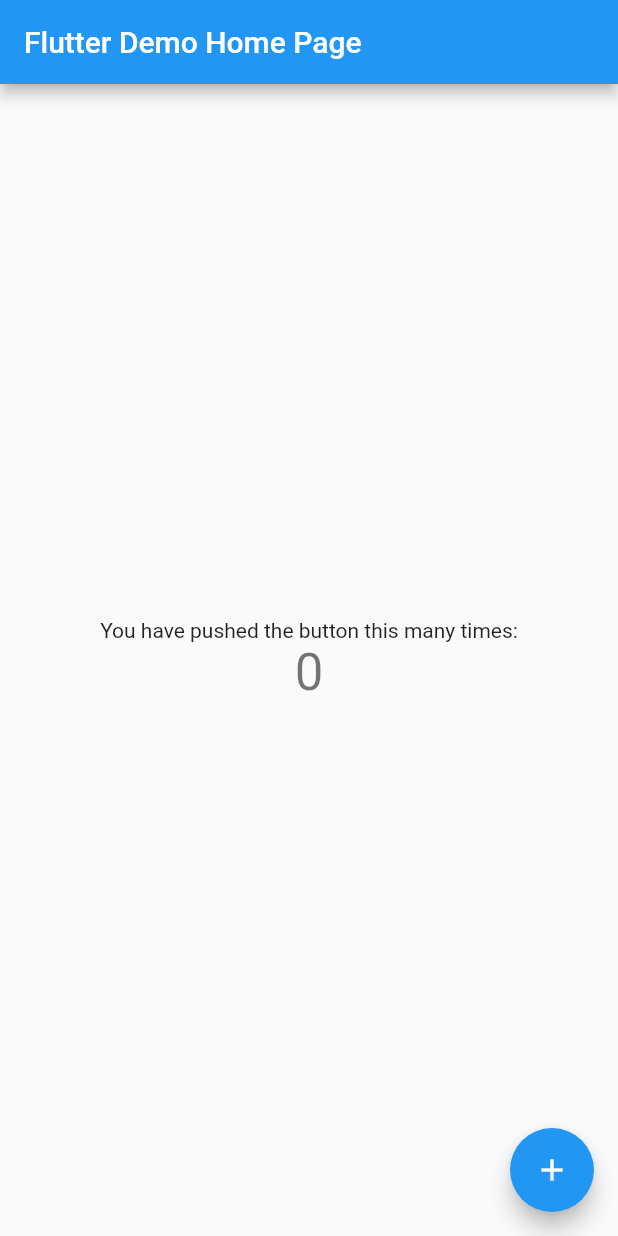
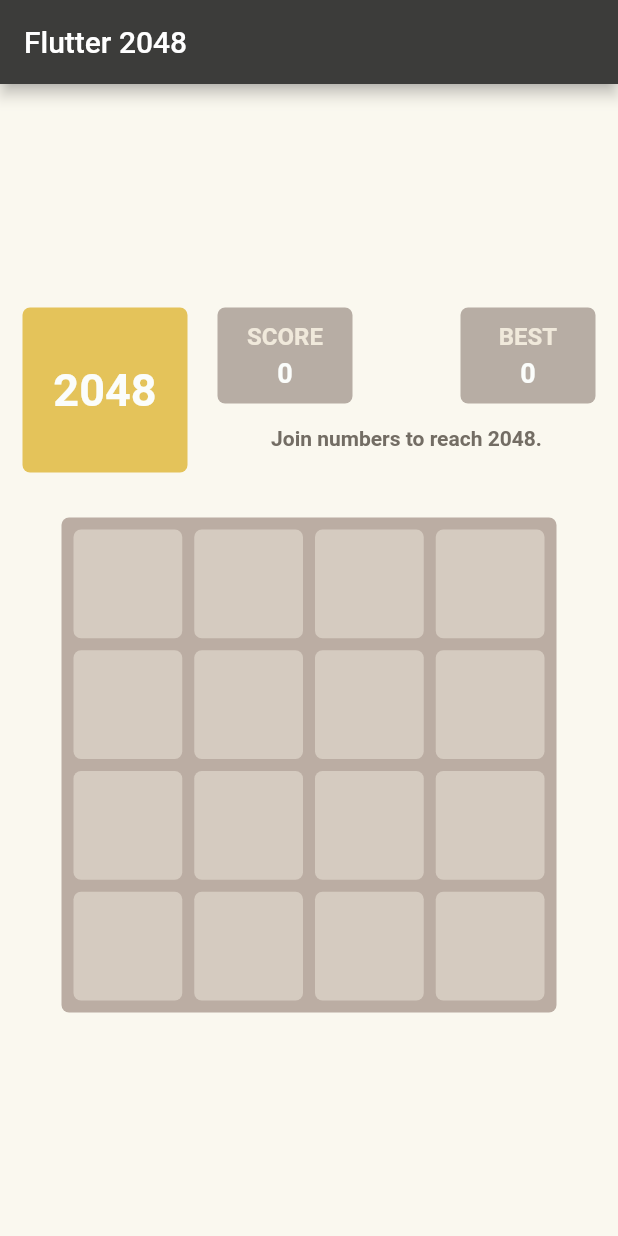
Before and after one commit to zh8637688/Flutter-Example, a Flutter app: the screen it shows after launch, on a phone screen of 412 x 824 dp. Run offline on Flutter 3.47's test engine with Material 2 defaults, Android fonts, the phone set to English and light mode, and no system bars.

Commit message:
静态界面

```diff
--- /dev/null
+++ b/flutter2048/lib/chessboard.dart
@@ -0,0 +1,48 @@
+import 'package:flutter/material.dart';
+
+class Chessboard extends StatelessWidget {
+  @override
+  Widget build(BuildContext context) {
+    return new Container(
+      width: 330.0,
+      height: 330.0,
+      decoration: new BoxDecoration(
+          color: new Color(0xffbbada3),
+          borderRadius: new BorderRadius.all(new Radius.circular(5.0))
+      ),
+      padding: EdgeInsets.all(4.0),
+      margin: EdgeInsets.only(top: 30.0),
+      child: new Column(
+        children: <Widget>[
+          _buildColumn(),
+          _buildColumn(),
+          _buildColumn(),
+          _buildColumn()
+        ],
+      ),
+    );
+  }
+
+  Widget _buildColumn() {
+    return new Row(
+      children: <Widget>[
+        _buildCell(),
+        _buildCell(),
+        _buildCell(),
+        _buildCell()
+      ],
+    );
+  }
+
+  Widget _buildCell() {
+    return new Container(
+      width: 72.5,
+      height: 72.5,
+      margin: EdgeInsets.all(4.0),
+      decoration: new BoxDecoration(
+          color: new Color(0xffd5cbc0),
+          borderRadius: new BorderRadius.all(new Radius.circular(5.0))
+      ),
+    );
+  }
+}
--- a/flutter2048/lib/main.dart
+++ b/flutter2048/lib/main.dart
@@ -1,109 +1,48 @@
 import 'package:flutter/material.dart';
+import 'scoreTitle.dart';
+import 'chessboard.dart';
 
-void main() => runApp(new MyApp());
-
-class MyApp extends StatelessWidget {
-  // This widget is the root of your application.
+class Flutter2048 extends StatefulWidget {
   @override
-  Widget build(BuildContext context) {
-    return new MaterialApp(
-      title: 'Flutter Demo',
-      theme: new ThemeData(
-        // This is the theme of your application.
-        //
-        // Try running your application with "flutter run". You'll see the
-        // application has a blue toolbar. Then, without quitting the app, try
-        // changing the primarySwatch below to Colors.green and then invoke
-        // "hot reload" (press "r" in the console where you ran "flutter run",
-        // or press Run > Flutter Hot Reload in IntelliJ). Notice that the
-        // counter didn't reset back to zero; the application is not restarted.
-        primarySwatch: Colors.blue,
-      ),
-      home: new MyHomePage(title: 'Flutter Demo Home Page'),
-    );
-  }
+  _Flutter2048State createState() => new _Flutter2048State();
 }
 
-class MyHomePage extends StatefulWidget {
-  MyHomePage({Key key, this.title}) : super(key: key);
-
-  // This widget is the home page of your application. It is stateful, meaning
-  // that it has a State object (defined below) that contains fields that affect
-  // how it looks.
-
-  // This class is the configuration for the state. It holds the values (in this
-  // case the title) provided by the parent (in this case the App widget) and
-  // used by the build method of the State. Fields in a Widget subclass are
-  // always marked "final".
-
-  final String title;
+class _Flutter2048State extends State<Flutter2048> {
+  int score;
+  int best;
 
   @override
-  _MyHomePageState createState() => new _MyHomePageState();
-}
-
-class _MyHomePageState extends State<MyHomePage> {
-  int _counter = 0;
-
-  void _incrementCounter() {
+  void initState() {
+    super.initState();
     setState(() {
-      // This call to setState tells the Flutter framework that something has
-      // changed in this State, which causes it to rerun the build method below
-      // so that the display can reflect the updated values. If we changed
-      // _counter without calling setState(), then the build method would not be
-      // called again, and so nothing would appear to happen.
-      _counter++;
+      score = 0;
+      best = 0;
     });
   }
 
   @override
   Widget build(BuildContext context) {
-    // This method is rerun every time setState is called, for instance as done
-    // by the _incrementCounter method above.
-    //
-    // The Flutter framework has been optimized to make rerunning build methods
-    // fast, so that you can just rebuild anything that needs updating rather
-    // than having to individually change instances of widgets.
-    return new Scaffold(
+    return new MaterialApp(
+      home: new Scaffold(
         appBar: new AppBar(
-        // Here we take the value from the MyHomePage object that was created by
-        // the App.build method, and use it to set our appbar title.
-        title: new Text(widget.title),
+          title: const Text('Flutter 2048'),
+          backgroundColor: new Color(0xff3c3c3a),
         ),
-      body: new Center(
-        // Center is a layout widget. It takes a single child and positions it
-        // in the middle of the parent.
+        body: new Container(
+          color: new Color(0xfffaf8ef),
           child: new Column(
-          // Column is also layout widget. It takes a list of children and
-          // arranges them vertically. By default, it sizes itself to fit its
-          // children horizontally, and tries to be as tall as its parent.
-          //
-          // Invoke "debug paint" (press "p" in the console where you ran
-          // "flutter run", or select "Toggle Debug Paint" from the Flutter tool
-          // window in IntelliJ) to see the wireframe for each widget.
-          //
-          // Column has various properties to control how it sizes itself and
-          // how it positions its children. Here we use mainAxisAlignment to
-          // center the children vertically; the main axis here is the vertical
-          // axis because Columns are vertical (the cross axis would be
-          // horizontal).
             mainAxisAlignment: MainAxisAlignment.center,
             children: <Widget>[
-            new Text(
-              'You have pushed the button this many times:',
-            ),
-            new Text(
-              '$_counter',
-              style: Theme.of(context).textTheme.display1,
-            ),
+              new ScoreTitle(score: score, best: best),
+              new Chessboard()
             ],
           ),
         ),
-      floatingActionButton: new FloatingActionButton(
-        onPressed: _incrementCounter,
-        tooltip: 'Increment',
-        child: new Icon(Icons.add),
-      ), // This trailing comma makes auto-formatting nicer for build methods.
+      ),
     );
   }
 }
+
+void main() {
+  runApp(new Flutter2048());
+}
--- /dev/null
+++ b/flutter2048/lib/scoreTitle.dart
@@ -0,0 +1,128 @@
+import 'package:flutter/material.dart';
+
+class ScoreTitle extends StatefulWidget {
+  final int score;
+  final int best;
+
+  ScoreTitle({
+    Key key,
+    this.score = 0,
+    this.best = 0
+  }) : super(key: key);
+
+  @override
+  State<StatefulWidget> createState() {
+    return new _ScoreTitleState(score, best);
+  }
+}
+
+class _ScoreTitleState extends State<ScoreTitle> {
+  int score;
+  int best;
+
+  _ScoreTitleState(int score, int best) {
+    this.score = score;
+    this.best = best;
+  }
+
+  @override
+  Widget build(BuildContext context) {
+    return new Container(
+      height: 110.0,
+      margin: EdgeInsets.only(left: 15.0, right: 15.0),
+      child: new Row(
+        crossAxisAlignment: CrossAxisAlignment.start,
+        children: <Widget>[
+          _buildLogo(),
+          _buildScorePanel()
+        ],
+      ),
+    );
+  }
+
+  Widget _buildLogo() {
+    return new Container(
+      decoration: new BoxDecoration(
+          color: new Color(0xffe4c35a),
+          borderRadius: new BorderRadius.all(new Radius.circular(5.0))
+      ),
+      width: 110.0,
+      height: 110.0,
+      margin: EdgeInsets.only(right: 20.0),
+      child: new Center(
+        child: new Text(
+          '2048',
+          style: new TextStyle(
+              fontSize: 30.0,
+              fontWeight: FontWeight.bold,
+              color: new Color(0xfffbfdfb)
+          ),
+        ),
+      ),
+    );
+  }
+
+  Widget _buildScorePanel() {
+    return new Expanded(
+      child: new Column(
+        mainAxisAlignment: MainAxisAlignment.spaceBetween,
+        children: <Widget>[
+          new Row(
+            mainAxisAlignment: MainAxisAlignment.spaceBetween,
+            children: <Widget>[
+              _buildScore('SCORE', score),
+              _buildScore('BEST', best),
+            ],
+          ),
+          new Expanded(
+              child: new Center(
+                child: new Text(
+                  'Join numbers to reach 2048.',
+                  style: new TextStyle(
+                      fontSize: 14.0,
+                      fontWeight: FontWeight.bold,
+                      color: new Color(0xff736d64)
+                  ),
+                ),
+              )
+          ),
+        ],
+      ),
+    );
+  }
+
+  Widget _buildScore(String title, int score) {
+    return new Container(
+      decoration: new BoxDecoration(
+          color: new Color(0xffb7ada4),
+          borderRadius: new BorderRadius.all(new Radius.circular(5.0))
+      ),
+      width: 90.0,
+      padding: EdgeInsets.only(top: 10.0, bottom: 10.0),
+      child: new Column(
+        mainAxisAlignment: MainAxisAlignment.spaceAround,
+        children: <Widget>[
+          new Text(
+            title,
+            style: new TextStyle(
+                fontSize: 16.0,
+                fontWeight: FontWeight.bold,
+                color: new Color(0xfff0e9db)
+            ),
+          ),
+          new Container(
+            margin: EdgeInsets.only(top: 4.0),
+            child: new Text(
+              score.toString(),
+              style: new TextStyle(
+                  fontSize: 18.0,
+                  fontWeight: FontWeight.bold,
+                  color: new Color(0xfffbfdfb)
+              ),
+            ),
+          )
+        ],
+      ),
+    );
+  }
+}
```
Also changed, not shown: 1 other file. Lines whose indentation alone changed are shown as unchanged.
